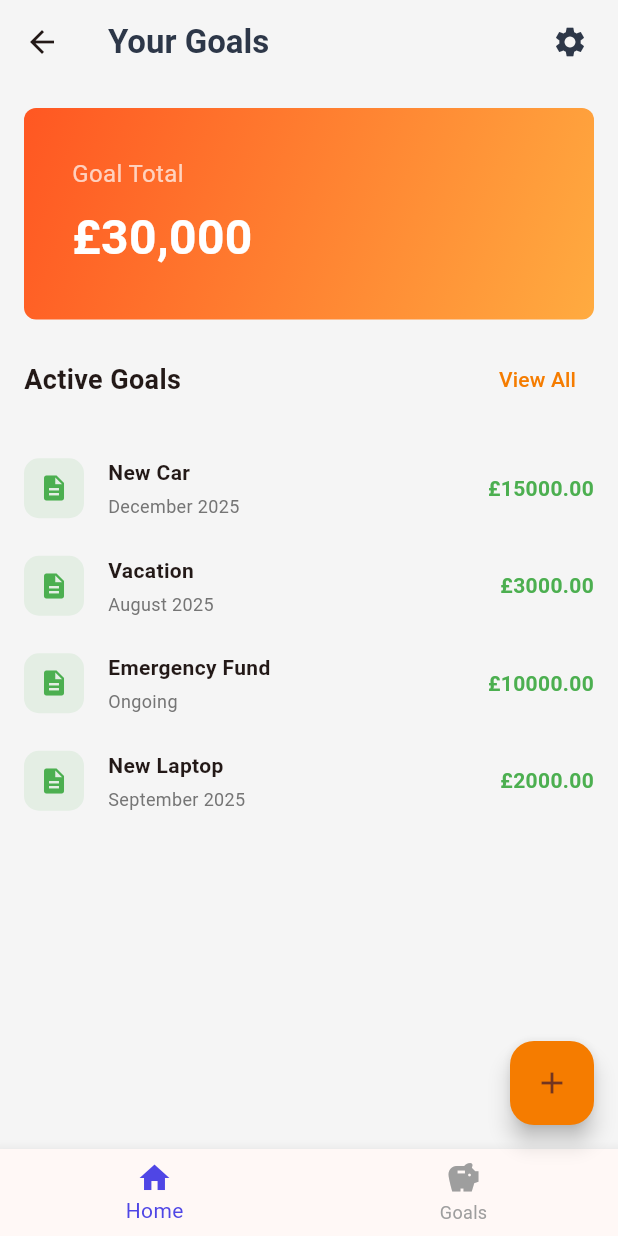
After one commit to robertgouveia/savings-mobile-app, a Flutter app: the GoalsPage screen opened by its route, on a phone screen of 412 x 824 dp. The commit adds this screen. Run offline on Flutter 3.47's test engine with Material 3 defaults, Android fonts, the phone set to English and light mode, and no system bars; our stand-ins replace flutter_dotenv, flutter_secure_storage, jwt_decoder; accounts and stored records are empty.

Commit message:
Added Goals Page

```diff
--- a/lib/components/transaction_item.dart
+++ b/lib/components/transaction_item.dart
@@ -58,7 +58,7 @@ class TransactionItem extends StatelessWidget {
             ),
           ),
           Text(
-            '${isDeposit ? "+" : "-"}\£${amount.toStringAsFixed(2)}',
+            '${isDeposit ? "" : "-"}\£${amount.toStringAsFixed(2)}',
             style: TextStyle(
               color: isDeposit ? Colors.green : Colors.red,
               fontWeight: FontWeight.bold,
--- a/lib/main.dart
+++ b/lib/main.dart
@@ -5,6 +5,7 @@ import 'package:savings_app/utils/TokenStorage.dart';
 import 'package:savings_app/view/auth/login_page.dart';
 import 'package:savings_app/view/auth/register_page.dart';
 import 'package:savings_app/view/auth/verify_page.dart';
+import 'package:savings_app/view/goals/goals.dart';
 import 'package:savings_app/view/home/dashboard.dart';
 import 'package:savings_app/view/settings/settings.dart';
 import 'package:savings_app/viewmodel/auth/login_viewmodel.dart';
@@ -45,7 +46,8 @@ class MyApp extends StatelessWidget {
           '/login': (context) => LoginPage(),
           '/settings': (context) => SettingsPage(),
           '/home': (context) => DashboardPage(),
-          '/verify': (context) => VerificationPage(email: "")
+          '/verify': (context) => VerificationPage(email: ""),
+          '/goals': (context) => GoalsPage()
         },
       ),
     );
--- /dev/null
+++ b/lib/view/goals/goals.dart
@@ -0,0 +1,198 @@
+import 'package:flutter/material.dart';
+import 'package:flutter/services.dart';
+import 'package:savings_app/components/transaction_item.dart';
+
+class GoalsPage extends StatelessWidget {
+  @override
+  Widget build(BuildContext context) {
+    // Sample data for goals
+    final goals = [
+      {
+        'title': 'New Car',
+        'target': 15000.0,
+        'saved': 5250.0,
+        'deadline': 'December 2025',
+        'icon': Icons.directions_car,
+      },
+      {
+        'title': 'Vacation',
+        'target': 3000.0,
+        'saved': 1800.0,
+        'deadline': 'August 2025',
+        'icon': Icons.beach_access,
+      },
+      {
+        'title': 'Emergency Fund',
+        'target': 10000.0,
+        'saved': 7500.0,
+        'deadline': 'Ongoing',
+        'icon': Icons.health_and_safety,
+      },
+      {
+        'title': 'New Laptop',
+        'target': 2000.0,
+        'saved': 500.0,
+        'deadline': 'September 2025',
+        'icon': Icons.laptop_mac,
+      },
+    ];
+
+    return Scaffold(
+      backgroundColor: Colors.grey[100],
+      appBar: AppBar(
+        systemOverlayStyle: SystemUiOverlayStyle.dark,
+        backgroundColor: Colors.transparent,
+        elevation: 0,
+        title: const Text(
+          'Your Goals',
+          style: TextStyle(
+            color: Color(0xFF2D3748),
+            fontWeight: FontWeight.bold,
+          ),
+        ),
+        actions: [
+          IconButton(
+            icon: const Icon(Icons.settings, color: Color(0xFF2D3748)),
+            onPressed: () => Navigator.pushNamed(context, '/settings'),
+          ),
+          const SizedBox(width: 8),
+        ],
+      ),
+      body: Padding(
+        padding: const EdgeInsets.all(16),
+        child: Column(
+          crossAxisAlignment: CrossAxisAlignment.start,
+          children: [
+            // Summary card
+            Container(
+              width: double.infinity,
+              padding: const EdgeInsets.all(32),
+              decoration: BoxDecoration(
+                gradient: const LinearGradient(
+                  colors: [Colors.deepOrange, Colors.orangeAccent],
+                  begin: Alignment.topLeft,
+                  end: Alignment.bottomRight,
+                ),
+                borderRadius: BorderRadius.circular(8),
+              ),
+              child: Column(
+                crossAxisAlignment: CrossAxisAlignment.start,
+                children: [
+                  const Text(
+                    'Goal Total',
+                    style: TextStyle(
+                      color: Colors.white70,
+                      fontSize: 16,
+                    ),
+                  ),
+                  const SizedBox(height: 8),
+                  const Text(
+                    '£30,000',
+                    style: TextStyle(
+                      color: Colors.white,
+                      fontSize: 32,
+                      fontWeight: FontWeight.bold,
+                    ),
+                  ),
+                ],
+              ),
+            ),
+
+            // Goals list header
+            Padding(
+              padding: const EdgeInsets.symmetric(vertical: 16.0),
+              child: Row(
+                mainAxisAlignment: MainAxisAlignment.spaceBetween,
+                children: [
+                  const Text(
+                    'Active Goals',
+                    style: TextStyle(
+                      fontSize: 18,
+                      fontWeight: FontWeight.bold,
+                    ),
+                  ),
+                  TextButton(
+                    onPressed: () {
+                      // View all goals
+                    },
+                    child: Text(
+                      'View All',
+                      style: TextStyle(
+                        color: Colors.orange[700],
+                      ),
+                    ),
+                  ),
+                ],
+              ),
+            ),
+
+            ...(goals as List<Map<String, dynamic>>).map((
+                goal) {
+              return TransactionItem(
+                date: goal['deadline'],
+                isDeposit: true,
+                title: goal['title'],
+                amount: goal['target'],
+                iconData: Icons
+                    .description, // Replace with logic to map category to icon if needed
+              );
+            }),
+          ],
+        ),
+      ),
+      floatingActionButton: FloatingActionButton(
+        onPressed: () {
+          // Add goal functionality
+        },
+        backgroundColor: Colors.orange[700],
+        child: const Icon(Icons.add),
+      ),
+      bottomNavigationBar: BottomNavigationBar(
+        selectedItemColor: const Color(0xFF4F46E5),
+        unselectedItemColor: Colors.grey,
+        currentIndex: 0,
+        type: BottomNavigationBarType.fixed,
+        onTap: (index) {
+          if (index == 0) {
+            Navigator.pop(context);
+            return;
+          }
+        },
+        items: const [
+          BottomNavigationBarItem(
+            icon: Icon(Icons.home),
+            label: 'Home',
+          ),
+          BottomNavigationBarItem(
+            icon: Icon(Icons.savings),
+            label: 'Goals',
+          ),
+        ],
+      ),
+    );
+  }
+
+  Widget _buildSummaryItem(String title, String value) {
+    return Column(
+      crossAxisAlignment: CrossAxisAlignment.start,
+      children: [
+        Text(
+          title,
+          style: TextStyle(
+            color: Colors.white.withOpacity(0.8),
+            fontSize: 12,
+          ),
+        ),
+        const SizedBox(height: 4),
+        Text(
+          value,
+          style: const TextStyle(
+            color: Colors.white,
+            fontSize: 16,
+            fontWeight: FontWeight.bold,
+          ),
+        ),
+      ],
+    );
+  }
+}
--- a/lib/view/home/dashboard.dart
+++ b/lib/view/home/dashboard.dart
@@ -1,5 +1,4 @@
 import 'dart:convert';
-import 'dart:ffi';
 
 import 'package:flutter/material.dart';
 import 'package:flutter/services.dart';
@@ -286,7 +285,6 @@ class _DashboardPageState extends State<DashboardPage> {
 
             const SizedBox(height: 24),
 
-            // Savings Goals
             Row(
               mainAxisAlignment: MainAxisAlignment.spaceBetween,
               children: [
@@ -335,6 +333,12 @@ class _DashboardPageState extends State<DashboardPage> {
         unselectedItemColor: Colors.grey,
         currentIndex: 0,
         type: BottomNavigationBarType.fixed,
+        onTap: (index) {
+          if (index == 1) {
+            Navigator.pushNamed(context, '/goals');
+            return;
+          }
+        },
         items: const [
           BottomNavigationBarItem(
             icon: Icon(Icons.home),
```
